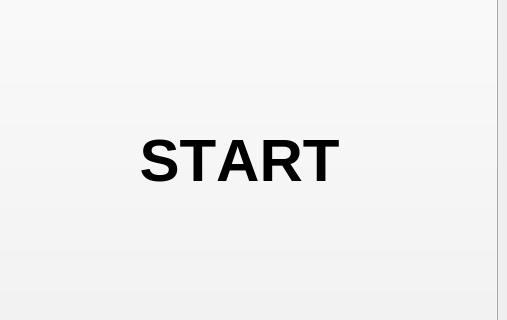
Before: the Qt Designer form settingswindow.ui in mdelaune/RoboSim, drawn with Qt 5; both pictures show x 629 to 1136 and y 240 to 560 of the 1136 by 842 pixel window.
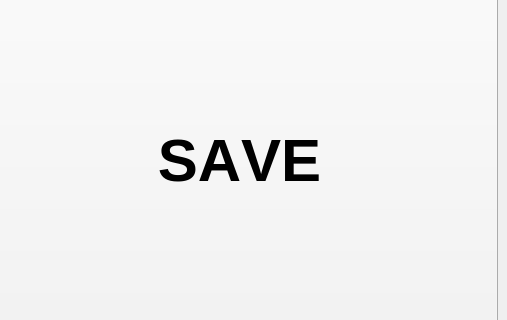
After: the same form once the commit is applied.

```diff
--- a/settingswindow.ui
+++ b/settingswindow.ui
@@ -280,7 +280,7 @@
           </font>
          </property>
          <property name="text">
-          <string>START</string>
+         <string>SAVE</string>
          </property>
          <property name="autoDefault">
           <bool>false</bool>
```
Left out of the diff: 2 changed lines with no effect on the pictures. Lines whose indentation alone changed are shown as unchanged.
